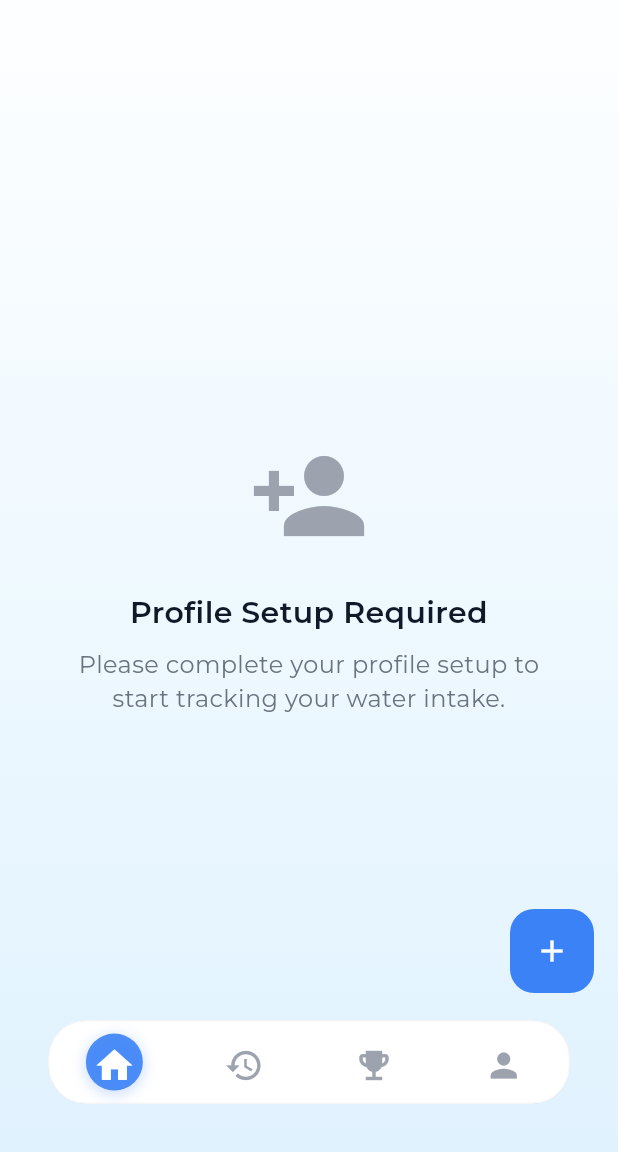
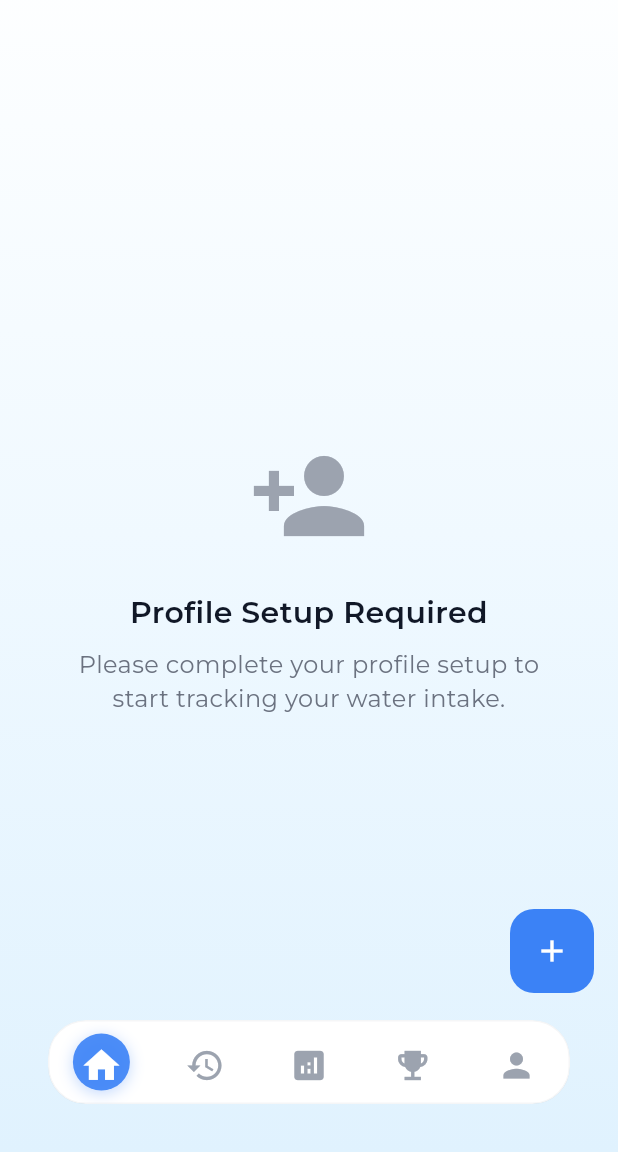
Before and after one commit to FatihHDR/hydrify, a Flutter app: the MainScreen screen opened directly, on a phone screen of 412 x 824 dp, the part 84-1236 px from its top. Run offline on Flutter 3.47's test engine with Material 3 defaults, Android fonts, the phone set to English and light mode, and no system bars; our stand-ins replace firebase_auth, firebase_core, fl_chart, flutter_local_notifications, google_fonts, google_sign_in and 4 more; accounts and stored records are empty.

Commit message:
feat: Add Analytics item to FloatingBottomNavBar for improved navigation

```diff
--- a/lib/views/main_screen.dart
+++ b/lib/views/main_screen.dart
@@ -136,10 +136,10 @@ class _MainScreenState extends State<MainScreen> with TickerProviderStateMixin {
                   position: _navBarAnimation,
                   child: FloatingBottomNavBar(
                     currentIndex: _currentIndex,
-                    onTap: _onTabTapped,
-                    items: const [
+                    onTap: _onTabTapped,                    items: const [
                       FloatingNavItem(icon: Icons.home, label: 'Home'),
                       FloatingNavItem(icon: Icons.history, label: 'History'),
+                      FloatingNavItem(icon: Icons.analytics, label: 'Analytics'),
                       FloatingNavItem(icon: Icons.emoji_events, label: 'Achievements'),
                       FloatingNavItem(icon: Icons.person, label: 'Profile'),
                     ],
```
